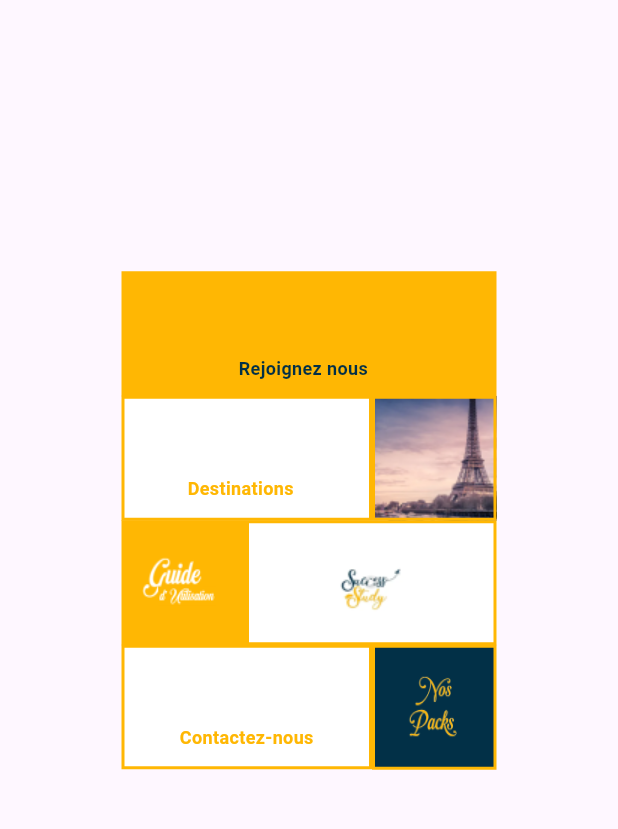
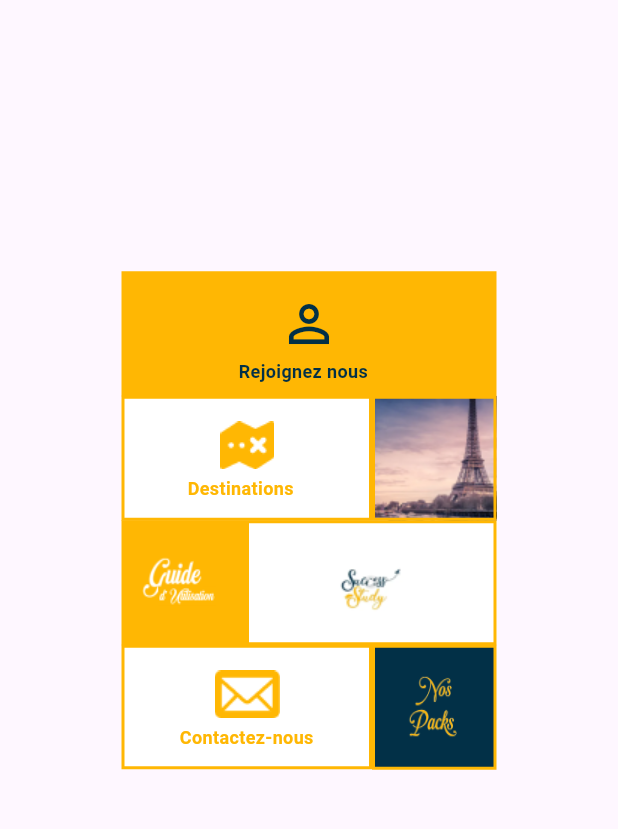
Before and after one commit to NadineAbedrabba/SuccessStudy, a Flutter app: the screen it shows after launch, on a phone screen of 412 x 824 dp, the part 210-1039 px from its top. Run offline on Flutter 3.47's test engine with Material 3 defaults, Android fonts, the phone set to English and light mode, and no system bars; Roboto replaces fonts that are missing (Poppins).

Commit message:
adding features to home screen

```diff
--- a/lib/widgets/menu.dart
+++ b/lib/widgets/menu.dart
@@ -25,6 +25,32 @@ class Menu extends StatelessWidget {
                           width: 250,
                           height: 83.33,
                           decoration: BoxDecoration(color: Color(0xFFFFB703)),
+                          child: Stack(
+                            children: [
+                              Positioned(
+                                top: 15,
+                                left:
+                                    105, // Center the icon horizontally within the Container (250 - 40)/2 = 105
+                                child: Icon(
+                                  Icons
+                                      .person_outline, // The icon you want to add
+                                  size: 40, // Adjust the size as needed
+                                  color: Color(
+                                      0xFF023047), // Adjust the color as needed
+                                ),
+                              ),
+                            ],
+                          ),
+                        ),
+                      ),
+                      Positioned(
+                        left:
+                            26.5, // Center the icon horizontally within the Container
+                        top: 0, // Adjust position as needed
+                        child: Icon(
+                          Icons.person,
+                          size: 40, // Adjust size as needed
+                          color: Color(0xFFFFB703), // Adjust color as needed
                         ),
                       ),
                       Positioned(
@@ -37,7 +63,7 @@ class Menu extends StatelessWidget {
                             children: [
                               Positioned(
                                 left: 0,
-                                top: 48,
+                                top: 50,
                                 child: Text(
                                   'Rejoignez nous',
                                   textAlign: TextAlign.center,
@@ -114,7 +140,8 @@ class Menu extends StatelessWidget {
                                           height: 64,
                                           decoration: BoxDecoration(
                                             image: DecorationImage(
-                                              image: AssetImage("assets/images/packs.png"),
+                                              image: AssetImage(
+                                                  "assets/images/packs.png"),
                                               fit: BoxFit.fill,
                                             ),
                                           ),
@@ -183,7 +210,8 @@ class Menu extends StatelessWidget {
                                   height: 35,
                                   decoration: BoxDecoration(
                                     image: DecorationImage(
-                                      image: AssetImage("assets/images/guideUtil.png"),
+                                      image: AssetImage(
+                                          "assets/images/guideUtil.png"),
                                       fit: BoxFit.fill,
                                     ),
                                   ),
@@ -207,6 +235,21 @@ class Menu extends StatelessWidget {
                                 child: Container(
                                   width: 167,
                                   height: 83,
+                                  child: Stack(
+                                    children: [
+                                      Positioned(
+                                        top: 15,
+                                        left:
+                                            60, // Center the icon horizontally within the Container (250 - 40)/2 = 105
+                                        child: Image.asset(
+                                          'assets/images/mail.png', // Path to your image asset
+                                          width:
+                                              43.79, // Adjust width as needed
+                                          height: 32, // Adjust height as needed
+                                        ),
+                                      ),
+                                    ],
+                                  ),
                                   decoration: BoxDecoration(
                                     color: Colors.white,
                                     border: Border(
@@ -256,7 +299,7 @@ class Menu extends StatelessWidget {
                   height: 83.33,
                   decoration: BoxDecoration(
                     image: DecorationImage(
-                    image: AssetImage("assets/images/eiffel.png"),
+                      image: AssetImage("assets/images/eiffel.png"),
                       fit: BoxFit.fill,
                     ),
                     border: Border(
@@ -274,6 +317,20 @@ class Menu extends StatelessWidget {
                 child: Container(
                   width: 167,
                   height: 83.33,
+                  child: Stack(
+                    children: [
+                      Positioned(
+                        top: 15,
+                        left:
+                            60, // Center the icon horizontally within the Container (250 - 40)/2 = 105
+                        child: Image.asset(
+                          'assets/images/map.png', // Path to your image asset
+                          width: 43.79, // Adjust width as needed
+                          height: 32, // Adjust height as needed
+                        ),
+                      ),
+                    ],
+                  ),
                   decoration: ShapeDecoration(
                     color: Colors.white,
                     shape: RoundedRectangleBorder(
```
Also changed, not shown: assets/images/map.png (renamed from assets/images/Vector.png).
